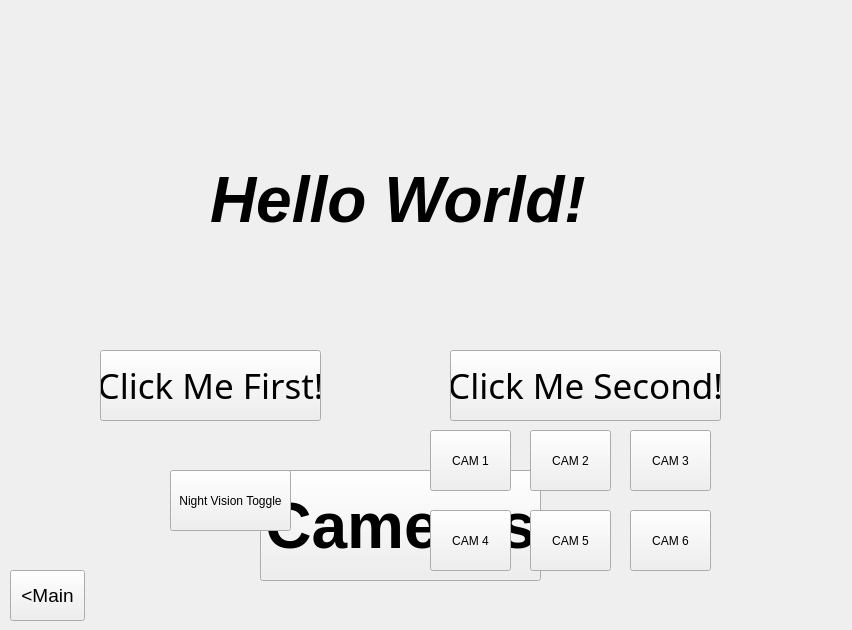
First picture: the form in Jurassic SCADA/JurassicSCADA.ui, repository OCovachConestoga/CSCN72030-Sec1-Group7, before the edit.
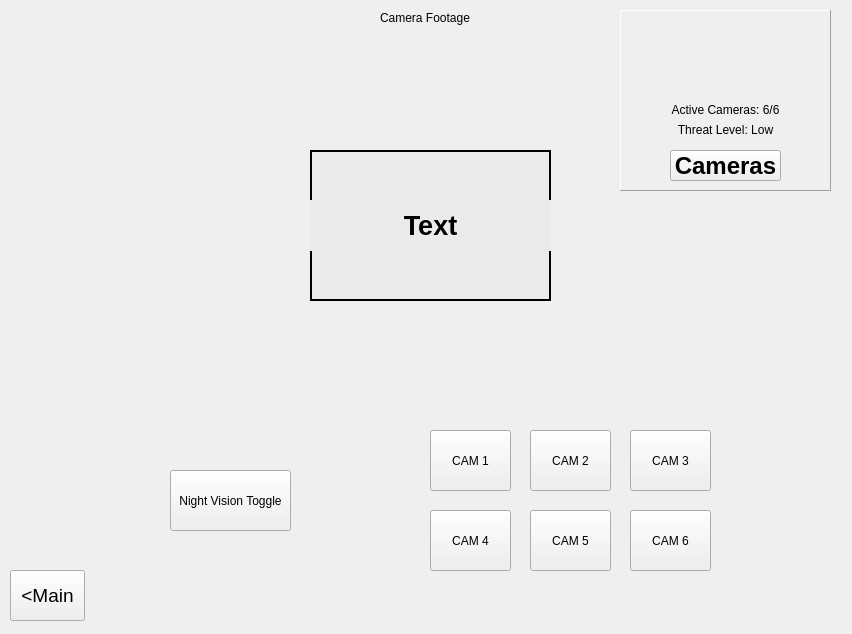
Second picture: the form after the edit. Icons and pictures are not drawn.

Commit message: Major changes to main screen, file management and other functions

Diff of the .ui file:
```diff
--- a/Jurassic SCADA/JurassicSCADA.ui
+++ b/Jurassic SCADA/JurassicSCADA.ui
@@ -10,7 +10,7 @@
     <x>0</x>
     <y>0</y>
     <width>852</width>
-    <height>630</height>
+    <height>634</height>
    </rect>
   </property>
   <property name="windowTitle">
@@ -26,88 +26,87 @@
       <height>631</height>
      </rect>
     </property>
-    <widget class="QPushButton" name="btnOne">
+    <widget class="QFrame" name="CameraBox">
      <property name="geometry">
       <rect>
-       <x>100</x>
-       <y>350</y>
-       <width>221</width>
-       <height>71</height>
+       <x>620</x>
+       <y>10</y>
+       <width>211</width>
+       <height>181</height>
       </rect>
      </property>
-     <property name="font">
-      <font>
-       <family>Impact</family>
-       <pointsize>26</pointsize>
-      </font>
+     <property name="frameShape">
+      <enum>QFrame::Panel</enum>
      </property>
-     <property name="whatsThis">
-      <string>&lt;html&gt;&lt;head/&gt;&lt;body&gt;&lt;p&gt;&lt;br/&gt;&lt;/p&gt;&lt;/body&gt;&lt;/html&gt;</string>
+     <property name="frameShadow">
+      <enum>QFrame::Raised</enum>
      </property>
+     <widget class="QLabel" name="CameraData1">
+      <property name="geometry">
+       <rect>
+        <x>0</x>
+        <y>90</y>
+        <width>211</width>
+        <height>20</height>
+       </rect>
+      </property>
      <property name="text">
-      <string>Click Me First!</string>
-     </property>
-    </widget>
-    <widget class="QLabel" name="mainText">
-     <property name="enabled">
-      <bool>true</bool>
-     </property>
+       <string>Active Cameras: 6/6</string>
+      </property>
+      <property name="alignment">
+       <set>Qt::AlignCenter</set>
+      </property>
+     </widget>
+     <widget class="QLabel" name="CameraData2">
      <property name="geometry">
       <rect>
-       <x>210</x>
-       <y>160</y>
-       <width>420</width>
-       <height>80</height>
-      </rect>
-     </property>
-     <property name="font">
-      <font>
-       <pointsize>48</pointsize>
-       <italic>true</italic>
-       <bold>true</bold>
-      </font>
-     </property>
+        <x>0</x>
+        <y>110</y>
+        <width>211</width>
+        <height>20</height>
+       </rect>
+      </property>
      <property name="text">
-      <string>Hello World!</string>
-     </property>
-    </widget>
-    <widget class="QPushButton" name="btnTwo">
+       <string>Threat Level: Low</string>
+      </property>
+      <property name="alignment">
+       <set>Qt::AlignCenter</set>
+      </property>
+     </widget>
+     <widget class="QLabel" name="CameraIcon">
      <property name="geometry">
       <rect>
-       <x>450</x>
-       <y>350</y>
-       <width>271</width>
-       <height>71</height>
-      </rect>
-     </property>
-     <property name="minimumSize">
-      <size>
-       <width>271</width>
-       <height>0</height>
-      </size>
-     </property>
-     <property name="font">
-      <font>
-       <family>Impact</family>
-       <pointsize>26</pointsize>
-      </font>
+        <x>0</x>
+        <y>0</y>
+        <width>211</width>
+        <height>91</height>
+       </rect>
+      </property>
+      <property name="frameShape">
+       <enum>QFrame::NoFrame</enum>
+      </property>
+      <property name="frameShadow">
+       <enum>QFrame::Raised</enum>
      </property>
      <property name="text">
-      <string>Click Me Second!</string>
+       <string>&lt;html&gt;&lt;head/&gt;&lt;body&gt;&lt;p&gt;&lt;img src=&quot;:/JurassicSCADA/Camera.png&quot;/&gt;&lt;/p&gt;&lt;/body&gt;&lt;/html&gt;</string>
+      </property>
+      <property name="alignment">
+       <set>Qt::AlignCenter</set>
      </property>
     </widget>
     <widget class="QPushButton" name="camerabtn">
      <property name="geometry">
       <rect>
-       <x>260</x>
-       <y>470</y>
-       <width>281</width>
-       <height>111</height>
+        <x>50</x>
+        <y>140</y>
+        <width>111</width>
+        <height>31</height>
       </rect>
      </property>
      <property name="font">
       <font>
-       <pointsize>48</pointsize>
+        <pointsize>18</pointsize>
        <bold>true</bold>
       </font>
      </property>
@@ -116,6 +115,7 @@
      </property>
     </widget>
    </widget>
+   </widget>
    <widget class="QWidget" name="cameraScreen" native="true">
     <property name="enabled">
      <bool>true</bool>
@@ -249,6 +249,72 @@
      </property>
      <property name="text">
       <string>&lt;html&gt;&lt;head/&gt;&lt;body&gt;&lt;p&gt;&lt;img src=&quot;:/JurassicSCADA/Dinosaur 1.jpg&quot;/&gt;&lt;/p&gt;&lt;/body&gt;&lt;/html&gt;</string>
+     </property>
+     <property name="alignment">
+      <set>Qt::AlignCenter</set>
+     </property>
+    </widget>
+    <widget class="QLabel" name="label">
+     <property name="geometry">
+      <rect>
+       <x>380</x>
+       <y>10</y>
+       <width>91</width>
+       <height>16</height>
+      </rect>
+     </property>
+     <property name="text">
+      <string>Camera Footage</string>
+     </property>
+    </widget>
+   </widget>
+   <widget class="QFrame" name="popUpWindow">
+    <property name="geometry">
+     <rect>
+      <x>310</x>
+      <y>150</y>
+      <width>241</width>
+      <height>151</height>
+     </rect>
+    </property>
+    <property name="styleSheet">
+     <string notr="true">background-color: rgb(234, 234, 234);</string>
+    </property>
+    <property name="frameShape">
+     <enum>QFrame::WinPanel</enum>
+    </property>
+    <property name="frameShadow">
+     <enum>QFrame::Plain</enum>
+    </property>
+    <property name="lineWidth">
+     <number>5</number>
+    </property>
+    <property name="midLineWidth">
+     <number>0</number>
+    </property>
+    <widget class="QLabel" name="Text">
+     <property name="geometry">
+      <rect>
+       <x>0</x>
+       <y>50</y>
+       <width>241</width>
+       <height>51</height>
+      </rect>
+     </property>
+     <property name="font">
+      <font>
+       <pointsize>20</pointsize>
+       <bold>true</bold>
+      </font>
+     </property>
+     <property name="frameShape">
+      <enum>QFrame::NoFrame</enum>
+     </property>
+     <property name="frameShadow">
+      <enum>QFrame::Plain</enum>
+     </property>
+     <property name="text">
+      <string>Text</string>
      </property>
      <property name="alignment">
       <set>Qt::AlignCenter</set>
```
Lines whose indentation alone changed are shown as unchanged. The commit also changes 12 other files.
